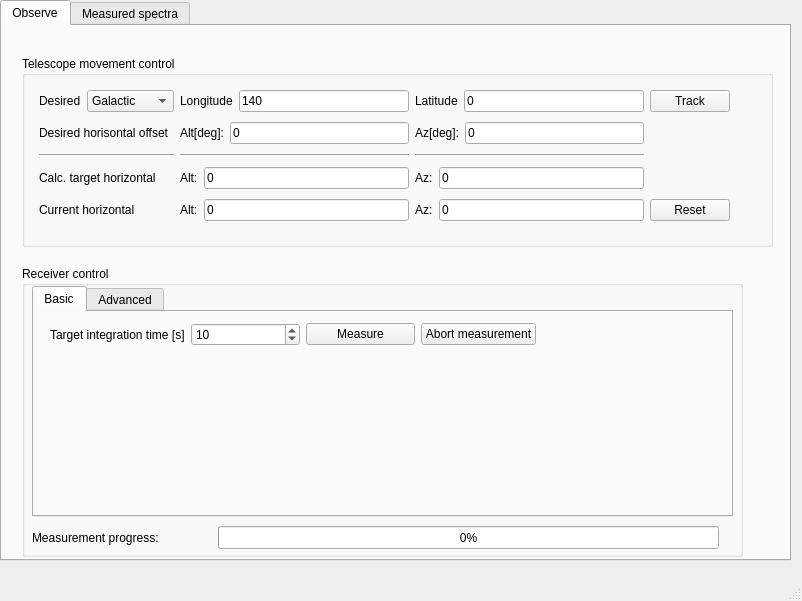
Qt form Control_program/SALSA_UI.ui (varenius/salsa) before a commit.
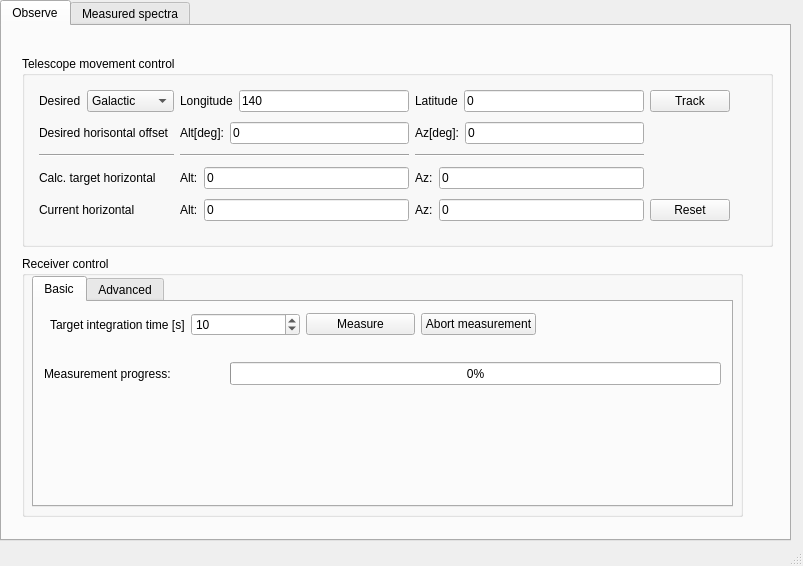
The same form after that commit.

What changed in the file:
```diff
--- a/Control_program/SALSA_UI.ui
+++ b/Control_program/SALSA_UI.ui
@@ -6,8 +6,8 @@
    <rect>
     <x>0</x>
     <y>0</y>
-    <width>802</width>
-    <height>601</height>
+    <width>803</width>
+    <height>566</height>
    </rect>
   </property>
   <property name="windowTitle">
@@ -20,7 +20,7 @@
       <x>0</x>
       <y>0</y>
       <width>791</width>
-      <height>561</height>
+      <height>541</height>
      </rect>
     </property>
     <property name="currentIndex">
@@ -322,9 +322,9 @@
       <property name="geometry">
        <rect>
         <x>20</x>
-        <y>240</y>
+        <y>230</y>
         <width>721</width>
-        <height>291</height>
+        <height>261</height>
        </rect>
       </property>
       <property name="title">
@@ -398,6 +398,32 @@
           </item>
          </layout>
         </widget>
+        <widget class="QLabel" name="progresslabel">
+         <property name="geometry">
+          <rect>
+           <x>10</x>
+           <y>60</y>
+           <width>171</width>
+           <height>23</height>
+          </rect>
+         </property>
+         <property name="text">
+          <string>Measurement progress:</string>
+         </property>
+        </widget>
+        <widget class="QProgressBar" name="progressBar">
+         <property name="geometry">
+          <rect>
+           <x>196</x>
+           <y>60</y>
+           <width>491</width>
+           <height>23</height>
+          </rect>
+         </property>
+         <property name="value">
+          <number>0</number>
+         </property>
+        </widget>
        </widget>
        <widget class="QWidget" name="receiver_tab_advanced">
         <attribute name="title">
@@ -562,32 +588,6 @@
         </widget>
        </widget>
       </widget>
-      <widget class="QLabel" name="progresslabel">
-       <property name="geometry">
-        <rect>
-         <x>10</x>
-         <y>260</y>
-         <width>171</width>
-         <height>23</height>
-        </rect>
-       </property>
-       <property name="text">
-        <string>Measurement progress:</string>
-       </property>
-      </widget>
-      <widget class="QProgressBar" name="progressBar">
-       <property name="geometry">
-        <rect>
-         <x>196</x>
-         <y>260</y>
-         <width>501</width>
-         <height>23</height>
-        </rect>
-       </property>
-       <property name="value">
-        <number>0</number>
-       </property>
-      </widget>
      </widget>
     </widget>
     <widget class="QWidget" name="tab_2">
```
Left out of the diff: 20 changed lines with no effect on the pictures.
